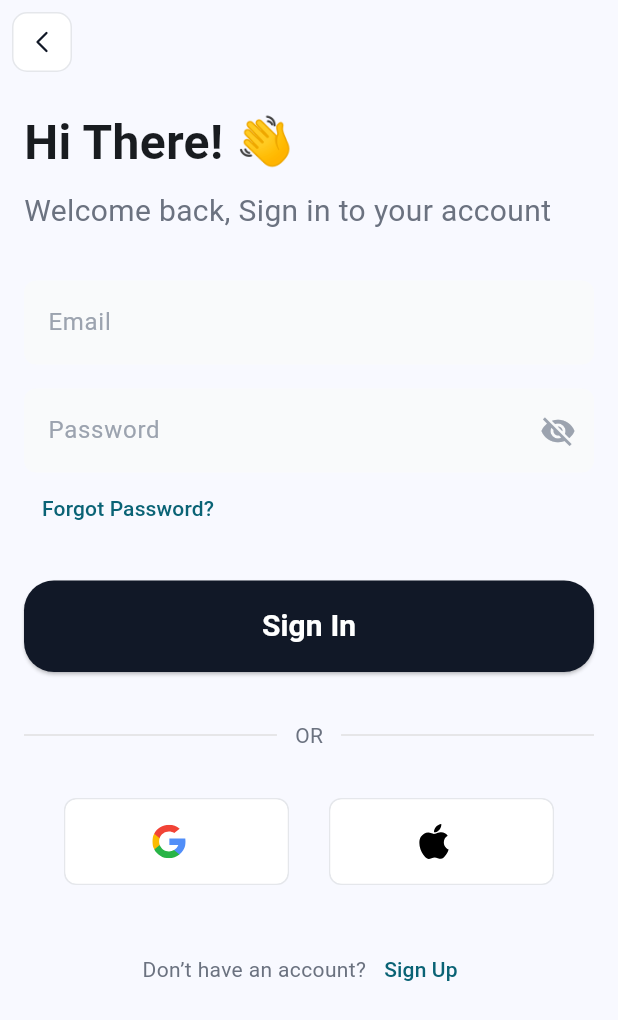
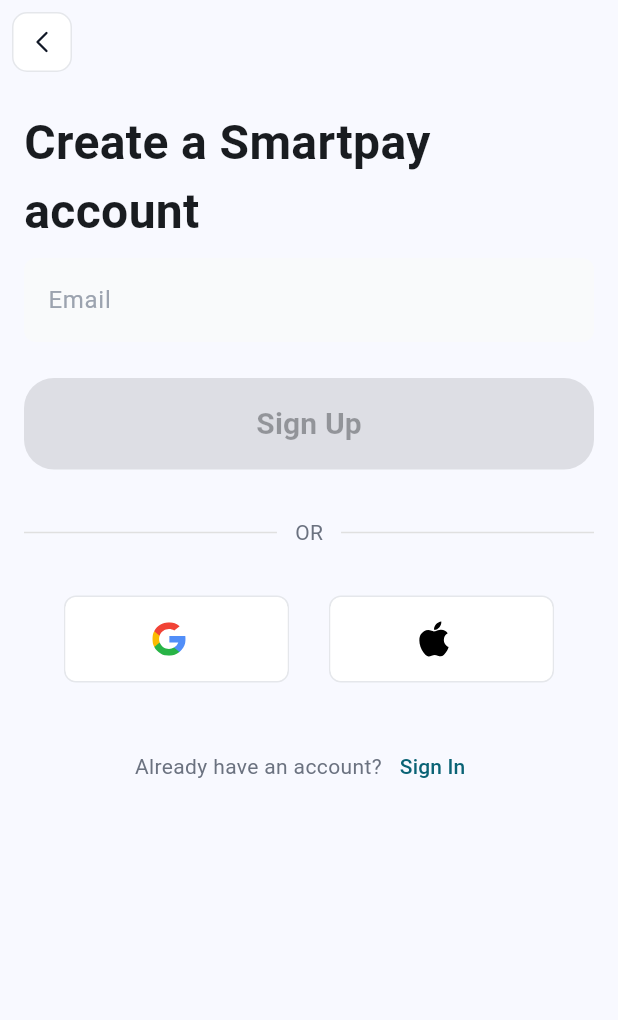
Before and after one commit to dikascode/apex_smart_pay_test, a Flutter app: the SignInScreen screen opened directly, after a tap on "Sign Up", on a phone screen of 412 x 824 dp. Shown: the top 1020 px of the screen. Run offline on Flutter 3.47's test engine with Material 3 defaults, Android fonts, the phone set to English and light mode, and no system bars; our stand-ins replace flutter_svg.

Commit message:
sign up screen drawn

```diff
--- a/lib/screens/sign_in_screen.dart
+++ b/lib/screens/sign_in_screen.dart
@@ -1,5 +1,7 @@
 import 'package:flutter/material.dart';
 import 'package:flutter_svg/flutter_svg.dart';
+import '../widgets/social_sign_in_button.dart';
+import 'sign_up_screen.dart';
 
 class SignInScreen extends StatelessWidget {
   const SignInScreen({super.key});
@@ -13,8 +15,7 @@ class SignInScreen extends StatelessWidget {
             child: DecoratedBox(
               decoration: BoxDecoration(
                 color: Colors.white,
-                borderRadius:
-                    BorderRadius.circular(10),
+                borderRadius: BorderRadius.circular(10),
                 border: Border.all(
                   color: const Color(0xFFE5E7EB),
                   width: 1,
@@ -132,14 +133,15 @@ class SignInScreen extends StatelessWidget {
               Row(
                 mainAxisAlignment: MainAxisAlignment.spaceEvenly,
                 children: <Widget>[
-                  _buildSocialSignInButton(
-                    'assets/images/google_icon.svg',
-                    'Google',
+                  SocialSignInButton(
+                    assetName: 'assets/images/google_icon.svg',
+                    label: 'Google',
+                    onPressed: () {},
                   ),
-                  _buildSocialSignInButton(
-                    'assets/images/apple_icon.svg',
-                    'Apple',
-                  ),
+                  SocialSignInButton(
+                      assetName: 'assets/images/apple_icon.svg',
+                      label: 'Apple',
+                      onPressed: () {}),
                 ],
               ),
               Padding(
@@ -154,6 +156,11 @@ class SignInScreen extends StatelessWidget {
                     TextButton(
                       onPressed: () {
                         // Navigate to sign up
+                        Navigator.push(
+                          context,
+                          MaterialPageRoute(
+                              builder: (context) => const SignUpScreen()),
+                        );
                       },
                       child: const Text(
                         'Sign Up',
@@ -168,35 +175,3 @@ class SignInScreen extends StatelessWidget {
         ));
   }
 }
-
-Widget _buildSocialSignInButton(String assetName, String label) {
-  return Container(
-    width: 150,
-    decoration: BoxDecoration(
-      borderRadius: BorderRadius.circular(8),
-      border: Border.all(color: const Color(0xFFE5E7EB)),
-      color: Colors.white,
-    ),
-    child: TextButton(
-      onPressed: () {
-        // Handle social sign-in logic
-      },
-      style: TextButton.styleFrom(
-        backgroundColor: Colors.white,
-        padding: const EdgeInsets.symmetric(vertical: 16.0, horizontal: 24.0),
-        shape: RoundedRectangleBorder(
-          borderRadius: BorderRadius.circular(8),
-        ),
-      ),
-      child: Row(
-        mainAxisSize: MainAxisSize.min,
-        children: [
-          SvgPicture.asset(assetName, width: 24, height: 24),
-          if (label.isNotEmpty) ...[
-            const SizedBox(width: 10),
-          ],
-        ],
-      ),
-    ),
-  );
-}
--- a/lib/screens/sign_up_screen.dart
+++ b/lib/screens/sign_up_screen.dart
@@ -0,0 +1,176 @@
+import 'package:flutter/material.dart';
+import 'package:flutter_svg/flutter_svg.dart';
+import '../widgets/social_sign_in_button.dart';
+
+class SignUpScreen extends StatefulWidget {
+  const SignUpScreen({super.key});
+
+  @override
+  _SignUpScreenState createState() => _SignUpScreenState();
+}
+
+class _SignUpScreenState extends State<SignUpScreen> {
+  final TextEditingController _emailController = TextEditingController();
+  bool _isEmailFilled = false;
+
+  @override
+  void initState() {
+    super.initState();
+    _emailController.addListener(_onEmailChanged);
+  }
+
+  @override
+  void dispose() {
+    _emailController.dispose();
+    super.dispose();
+  }
+
+  void _onEmailChanged() {
+    final isFilled = _emailController.text.isNotEmpty;
+    if (isFilled != _isEmailFilled) {
+      setState(() {
+        _isEmailFilled = isFilled;
+      });
+    }
+  }
+
+  @override
+  Widget build(BuildContext context) {
+    return Scaffold(
+        appBar: AppBar(
+          leading: Padding(
+            padding: const EdgeInsets.all(8.0),
+            child: DecoratedBox(
+              decoration: BoxDecoration(
+                color: Colors.white,
+                borderRadius:
+                    BorderRadius.circular(10),
+                border: Border.all(
+                  color: const Color(0xFFE5E7EB),
+                  width: 1,
+                ),
+              ),
+              child: IconButton(
+                icon: SvgPicture.asset(
+                  'assets/images/back_icon.svg',
+                ),
+                onPressed: () => Navigator.of(context).pop(),
+              ),
+            ),
+          ),
+          elevation: 0,
+        ),
+        body: SingleChildScrollView(
+          padding: const EdgeInsets.all(16.0),
+          child: Column(
+            crossAxisAlignment: CrossAxisAlignment.start,
+            mainAxisAlignment: MainAxisAlignment.center,
+            children: <Widget>[
+              const Text(
+                'Create a Smartpay account',
+                style: TextStyle(fontSize: 32.0, fontWeight: FontWeight.bold),
+              ),
+              const SizedBox(height: 8.0),
+              TextField(
+                controller: _emailController,
+                decoration: InputDecoration(
+                  hintText: 'Email',
+                  filled: true,
+                  fillColor: const Color(0xFFF9FAFB),
+                  border: OutlineInputBorder(
+                    borderRadius: BorderRadius.circular(8.0),
+                    borderSide: BorderSide.none,
+                  ),
+                  hintStyle: const TextStyle(color: Color(0xFF9CA3AF)),
+                ),
+              ),
+              const SizedBox(height: 24.0),
+               ElevatedButton(
+              onPressed: _isEmailFilled
+                  ? () {
+                      // Sign up onPress logic
+                    }
+                  : null, // Disables the button when email is not filled
+              style: ElevatedButton.styleFrom(
+                backgroundColor: _isEmailFilled ? const Color(0xFF111827) : Colors.grey[400],
+                foregroundColor: Colors.white,
+                minimumSize: const Size(double.infinity, 50),
+                shape: RoundedRectangleBorder(
+                  borderRadius: BorderRadius.circular(20),
+                ),
+                padding: const EdgeInsets.all(16),
+              ),
+              child: const Text('Sign Up',
+                  style: TextStyle(
+                    fontSize: 20,
+                    fontWeight: FontWeight.bold,
+                  )),
+            ),
+              const SizedBox(height: 32.0),
+              Row(
+                children: <Widget>[
+                  Expanded(
+                    child: Divider(
+                      color: Colors.grey[300],
+                      thickness: 1,
+                    ),
+                  ),
+                  const Padding(
+                    padding: EdgeInsets.symmetric(horizontal: 12),
+                    child:
+                        Text('OR', style: TextStyle(color: Color(0xFF6B7280))),
+                  ),
+                  Expanded(
+                    child: Divider(
+                      color: Colors.grey[300],
+                      thickness: 1,
+                    ),
+                  ),
+                ],
+              ),
+              const SizedBox(height: 32.0),
+              Row(
+                mainAxisAlignment: MainAxisAlignment.spaceEvenly,
+                children: <Widget>[
+                 SocialSignInButton(
+                    assetName: 'assets/images/google_icon.svg',
+                    label: 'Google',
+                    onPressed: () {
+
+                    },
+                  ),
+                  SocialSignInButton(
+                    assetName: 'assets/images/apple_icon.svg',
+                    label: 'Apple',
+                     onPressed: () {
+
+                    }
+                  ),
+                ],
+              ),
+              Padding(
+                padding: const EdgeInsets.symmetric(vertical: 32.0),
+                child: Row(
+                  mainAxisAlignment: MainAxisAlignment.center,
+                  children: <Widget>[
+                    const Text(
+                      'Already have an account?',
+                      style: TextStyle(color: Color(0xFF6B7280)),
+                    ),
+                    TextButton(
+                      onPressed: () {
+                        // Navigate to sign in
+                      },
+                      child: const Text(
+                        'Sign In',
+                        style: TextStyle(color: Color(0xFF0A6375)),
+                      ),
+                    ),
+                  ],
+                ),
+              ),
+            ],
+          ),
+        ));
+  }
+}
--- /dev/null
+++ b/lib/widgets/social_sign_in_button.dart
@@ -0,0 +1,48 @@
+import 'package:flutter/material.dart';
+import 'package:flutter_svg/flutter_svg.dart';
+
+class SocialSignInButton extends StatelessWidget {
+  final String assetName;
+  final String label;
+  final VoidCallback onPressed;
+
+  const SocialSignInButton({
+    super.key,
+    required this.assetName,
+    required this.label,
+    required this.onPressed,
+  });
+
+  @override
+  Widget build(BuildContext context) {
+    return Container(
+    width: 150,
+    decoration: BoxDecoration(
+      borderRadius: BorderRadius.circular(8),
+      border: Border.all(color: const Color(0xFFE5E7EB)),
+      color: Colors.white,
+    ),
+    child: TextButton(
+      onPressed: () {
+        // Handle social sign-in logic
+      },
+      style: TextButton.styleFrom(
+        backgroundColor: Colors.white,
+        padding: const EdgeInsets.symmetric(vertical: 16.0, horizontal: 24.0),
+        shape: RoundedRectangleBorder(
+          borderRadius: BorderRadius.circular(8),
+        ),
+      ),
+      child: Row(
+        mainAxisSize: MainAxisSize.min,
+        children: [
+          SvgPicture.asset(assetName, width: 24, height: 24),
+          if (label.isNotEmpty) ...[
+            const SizedBox(width: 10),
+          ],
+        ],
+      ),
+    ),
+  );
+  }
+}
```
